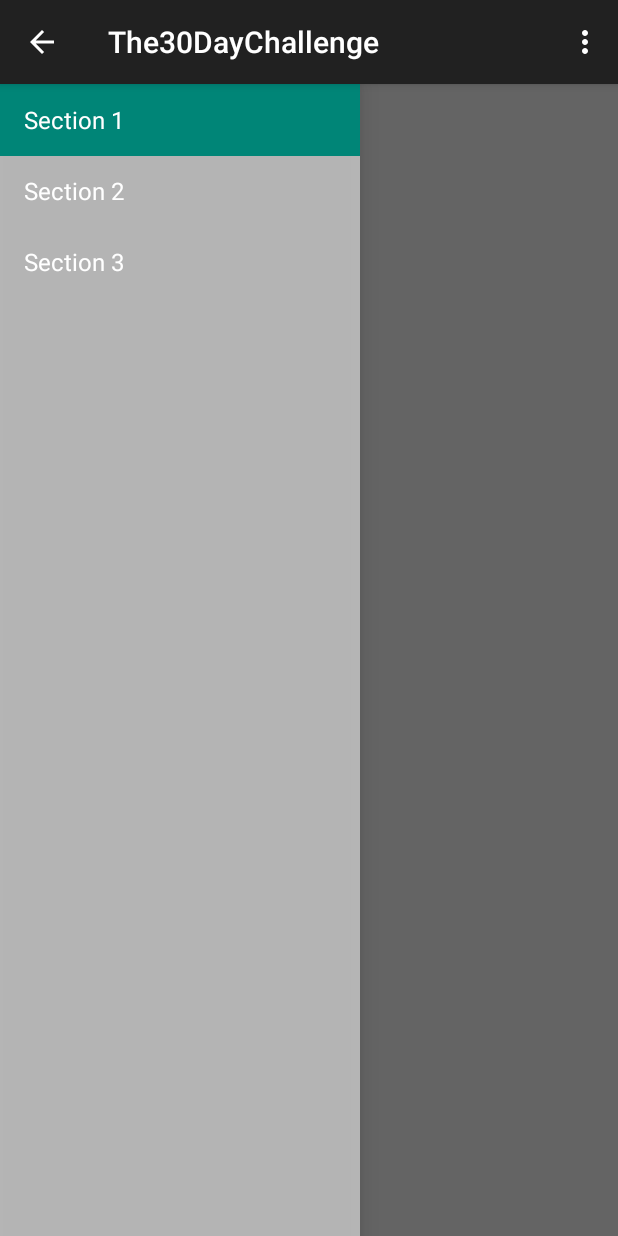
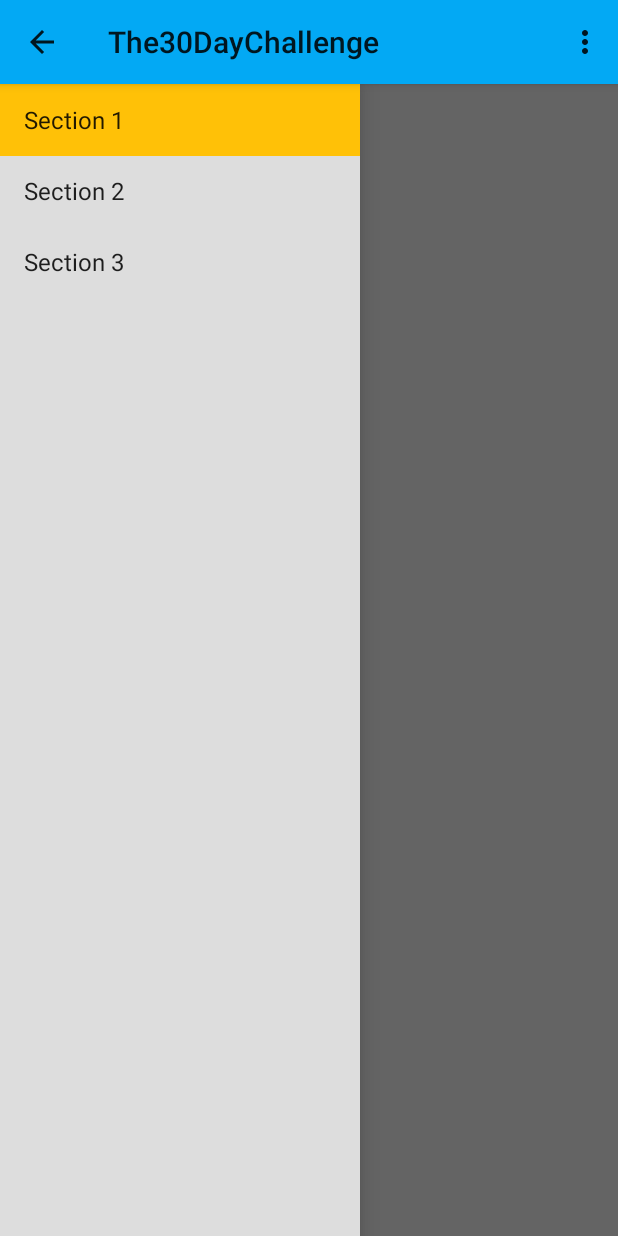
Before and after one commit to remaindeer/The30DayChallenge, an Android app: the screen it shows after launch (MainActivity), on a phone screen of 412 x 824 dp. Run offline under Robolectric (Android 15) with nearby library versions, the phone set to English and light mode, and no system bars; 2 statements that could not run were skipped.

Commit message:
Some styling -Lars

```diff
--- a/app/build.gradle
+++ b/app/build.gradle
@@ -21,5 +21,5 @@ android {
 
 dependencies {
     compile fileTree(dir: 'libs', include: ['*.jar'])
-    compile 'com.android.support:appcompat-v7:21.0.3'
+    compile 'com.android.support:appcompat-v7:21.0.+'
 }
--- a/app/src/main/res/layout/activity_main.xml
+++ b/app/src/main/res/layout/activity_main.xml
@@ -1,7 +1,10 @@
 <!-- A DrawerLayout is intended to be used as the top-level content view using match_parent for both width and height to consume the full space available. -->
-<android.support.v4.widget.DrawerLayout xmlns:android="http://schemas.android.com/apk/res/android"
-    xmlns:tools="http://schemas.android.com/tools" android:id="@+id/drawer_layout"
-    android:layout_width="match_parent" android:layout_height="match_parent"
+<android.support.v4.widget.DrawerLayout
+    xmlns:android="http://schemas.android.com/apk/res/android"
+    xmlns:tools="http://schemas.android.com/tools"
+    android:id="@+id/drawer_layout"
+    android:layout_width="match_parent"
+    android:layout_height="match_parent"
     tools:context=".MainActivity">
 
     <!-- As the main content view, the view below consumes the entire
@@ -17,8 +20,9 @@
     <!-- The drawer is given a fixed width in dp and extends the full height of
          the container. -->
     <fragment android:id="@+id/navigation_drawer"
-        android:layout_width="@dimen/navigation_drawer_width" android:layout_height="match_parent"
-        android:layout_gravity="start"
+        android:layout_width="@dimen/navigation_drawer_width"
+        android:layout_height="match_parent"
+        android:layout_gravity="left|start"
         android:name="nl.tue.the30daychallenge.NavigationDrawerFragment"
         tools:layout="@layout/fragment_navigation_drawer" />
 
--- a/app/src/main/res/layout/fragment_navigation_drawer.xml
+++ b/app/src/main/res/layout/fragment_navigation_drawer.xml
@@ -1,5 +1,13 @@
 <ListView xmlns:android="http://schemas.android.com/apk/res/android"
-    xmlns:tools="http://schemas.android.com/tools" android:layout_width="match_parent"
-    android:layout_height="match_parent" android:choiceMode="singleChoice"
-    android:divider="@android:color/transparent" android:dividerHeight="0dp"
-    android:background="#cccc" tools:context=".NavigationDrawerFragment" />
+    xmlns:tools="http://schemas.android.com/tools"
+    android:layout_width="match_parent"
+    android:layout_height="match_parent"
+    android:choiceMode="singleChoice"
+    android:divider="@color/divider"
+    android:dividerHeight="0dp"
+    tools:context=".NavigationDrawerFragment"
+
+
+    android:minHeight="?attr/actionBarSize"
+    android:background="#dddddd"
+    />
--- /dev/null
+++ b/app/src/main/res/values/color.xml
@@ -0,0 +1,11 @@
+<?xml version="1.0" encoding="utf-8"?>
+<resources>
+    <color name="primary">#03A9F4</color>
+    <color name="primary_dark">#0288D1</color>
+    <color name="primary_light">#B3E5FC</color>
+    <color name="accent">#FFC107</color>
+    <color name="primary_text">#212121</color>
+    <color name="secondary_text">#727272</color>
+    <color name="icons">#FFFFFF</color>
+    <color name="divider">#B6B6B6</color>
+</resources>
--- a/app/src/main/res/values/styles.xml
+++ b/app/src/main/res/values/styles.xml
@@ -1,8 +1,15 @@
 <resources>
 
     <!-- Base application theme. -->
-    <style name="AppTheme" parent="Theme.AppCompat.Light.DarkActionBar">
-        <!-- Customize your theme here. -->
+    <style name="AppTheme" parent="Theme.AppCompat.Light">
+
+        <!-- colorPrimary is used for the default action bar background -->
+        <item name="colorPrimary">@color/primary</item>
+        <!-- colorPrimaryDark is used for the status bar -->
+        <item name="colorPrimaryDark">@color/primary_dark</item>
+        <!-- colorAccent is used as the default value for colorControlActivated,
+         which is used to tint widgets -->
+        <item name="colorAccent">@color/accent</item>
     </style>
 
 </resources>
```
Also changed, not shown: 1 other file.
